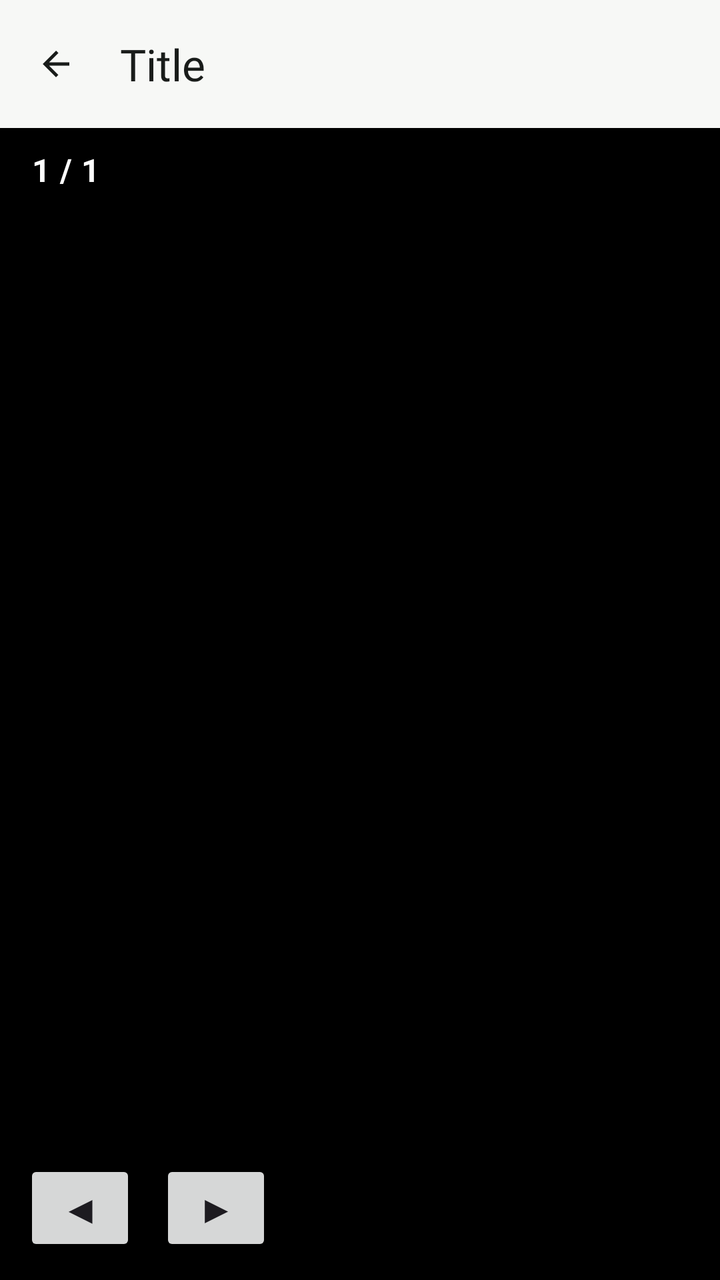
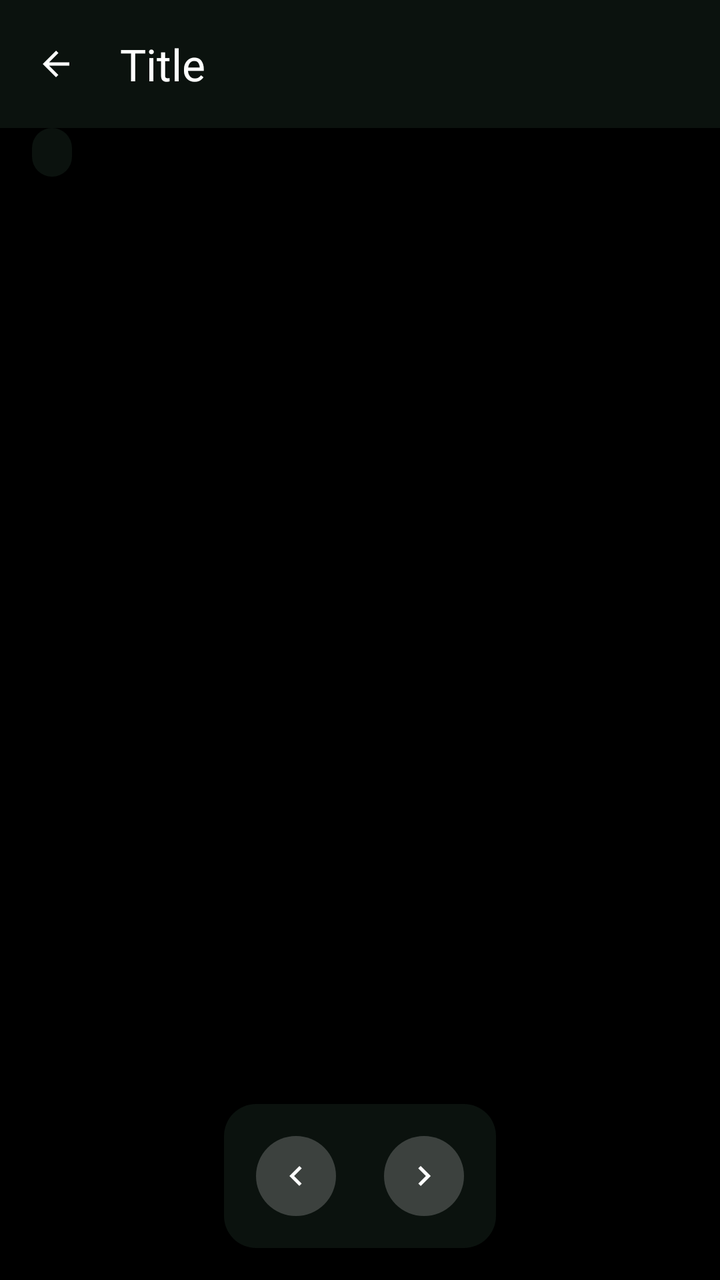

Screens rendered from an Android XML layout before and after an edit, with the pre-edit source and the edit as a unified diff.
<!-- AndroidManifest.xml: application theme Theme.KodiWise -->
<!-- res/layout/activity_ar_fullscreen.xml -->
<?xml version="1.0" encoding="utf-8"?>
<FrameLayout xmlns:android="http://schemas.android.com/apk/res/android"
    android:fitsSystemWindows="true"
    android:id="@+id/fullRoot"
    android:layout_width="match_parent"
    android:layout_height="match_parent"
    android:background="#000000">

    <ImageView
        android:id="@+id/ivFullscreen"
        android:layout_width="match_parent"
        android:layout_height="match_parent"
        android:adjustViewBounds="false"
        android:background="#000000"
        android:contentDescription="Fullscreen property image"
        android:scaleType="fitCenter" />

    <LinearLayout
        android:layout_width="match_parent"
        android:layout_height="match_parent"
        android:orientation="vertical">

        <include layout="@layout/include_back_header" />

        <TextView
            android:id="@+id/tvCounter"
            android:layout_width="wrap_content"
            android:layout_height="wrap_content"
            android:layout_marginStart="16dp"
            android:layout_marginTop="10dp"
            android:text="1 / 1"
            android:textColor="#FFFFFF"
            android:textSize="16sp"
            android:textStyle="bold" />
    </LinearLayout>

    <LinearLayout
        android:id="@+id/bottomBar"
        android:layout_width="match_parent"
        android:layout_height="wrap_content"
        android:layout_gravity="bottom"
        android:background="#88000000"
        android:gravity="center_vertical"
        android:orientation="horizontal"
        android:padding="12dp">

        <Button
            android:id="@+id/btnPrevFull"
            android:layout_width="56dp"
            android:layout_height="48dp"
            android:text="◀"
            android:textSize="20sp" />

        <Button
            android:id="@+id/btnNextFull"
            android:layout_width="56dp"
            android:layout_height="48dp"
            android:layout_marginStart="12dp"
            android:text="▶"
            android:textSize="20sp" />
    </LinearLayout>

</FrameLayout>
<!-- res/layout/include_back_header.xml (included above) -->
<?xml version="1.0" encoding="utf-8"?>
<LinearLayout xmlns:android="http://schemas.android.com/apk/res/android"
    xmlns:app="http://schemas.android.com/apk/res-auto"
    android:id="@+id/backHeaderRoot"
    android:layout_width="match_parent"
    android:layout_height="wrap_content"
    android:background="?android:attr/colorBackground"
    android:gravity="center_vertical"
    android:minHeight="64dp"
    android:orientation="horizontal"
    android:paddingStart="4dp"
    android:paddingEnd="16dp">

    <com.google.android.material.button.MaterialButton
        android:id="@+id/btnBackHeader"
        style="@style/Widget.Material3.Button.IconButton"
        android:layout_width="48dp"
        android:layout_height="48dp"
        android:contentDescription="@string/back"
        app:icon="@drawable/ic_arrow_back"
        app:iconTint="?attr/colorOnSurface" />

    <TextView
        android:id="@+id/tvHeaderTitle"
        android:layout_width="0dp"
        android:layout_height="wrap_content"
        android:layout_marginStart="8dp"
        android:layout_weight="1"
        android:ellipsize="end"
        android:singleLine="true"
        android:text="@string/header_title"
        android:textAppearance="?attr/textAppearanceTitleLarge"
        android:textColor="?attr/colorOnSurface" />
</LinearLayout>
<!-- resources referenced by this layout -->
<resources>
  <string name="back">Back</string>
  <color name="kw_primary">#0B5D3B</color>
  <color name="kw_error">#B3261E</color>
  <color name="kw_on_error">#FFFFFF</color>
  <color name="kw_surface">#FFFFFF</color>
  <color name="kw_outline">#707973</color>
  <color name="kw_card">#FFFFFF</color>
  <!-- unchanged entries left out for length: 60 -->
</resources>

<!-- the commit's change to res/layout/activity_ar_fullscreen.xml (unified diff, before → after) -->
@@ -1,65 +1,64 @@
 <?xml version="1.0" encoding="utf-8"?>
 <FrameLayout xmlns:android="http://schemas.android.com/apk/res/android"
-    android:fitsSystemWindows="true"
+    xmlns:app="http://schemas.android.com/apk/res-auto"
     android:id="@+id/fullRoot"
     android:layout_width="match_parent"
     android:layout_height="match_parent"
-    android:background="#000000">
+    android:background="@color/kw_media_bg"
+    android:fitsSystemWindows="true"
+    android:theme="@style/ThemeOverlay.KodiWise.AR">
 
     <ImageView
         android:id="@+id/ivFullscreen"
         android:layout_width="match_parent"
         android:layout_height="match_parent"
-        android:adjustViewBounds="false"
-        android:background="#000000"
-        android:contentDescription="Fullscreen property image"
+        android:contentDescription="@string/full_screen_image"
         android:scaleType="fitCenter" />
 
     <LinearLayout
         android:layout_width="match_parent"
-        android:layout_height="match_parent"
+        android:layout_height="wrap_content"
         android:orientation="vertical">
 
         <include layout="@layout/include_back_header" />
 
         <TextView
             android:id="@+id/tvCounter"
+            style="@style/Widget.KodiWise.Badge"
             android:layout_width="wrap_content"
             android:layout_height="wrap_content"
             android:layout_marginStart="16dp"
-            android:layout_marginTop="10dp"
-            android:text="1 / 1"
-            android:textColor="#FFFFFF"
-            android:textSize="16sp"
-            android:textStyle="bold" />
+            android:backgroundTint="@color/kw_ar_scrim"
+            android:textColor="@color/kw_ar_on_scrim" />
     </LinearLayout>
 
     <LinearLayout
         android:id="@+id/bottomBar"
-        android:layout_width="match_parent"
+        style="@style/Widget.KodiWise.ArPanel"
+        android:layout_width="wrap_content"
         android:layout_height="wrap_content"
-        android:layout_gravity="bottom"
-        android:background="#88000000"
+        android:layout_gravity="bottom|center_horizontal"
+        android:layout_marginBottom="16dp"
         android:gravity="center_vertical"
-        android:orientation="horizontal"
-        android:padding="12dp">
+        android:orientation="horizontal">
 
-        <Button
+        <com.google.android.material.button.MaterialButton
             android:id="@+id/btnPrevFull"
-            android:layout_width="56dp"
+            style="@style/Widget.KodiWise.Button.Icon"
+            android:layout_width="48dp"
             android:layout_height="48dp"
-            android:text="◀"
-            android:textSize="20sp" />
+            android:contentDescription="@string/cd_previous_photo"
+            app:icon="@drawable/ic_chevron_left" />
 
-        <Button
+        <com.google.android.material.button.MaterialButton
             android:id="@+id/btnNextFull"
-            android:layout_width="56dp"
+            style="@style/Widget.KodiWise.Button.Icon"
+            android:layout_width="48dp"
             android:layout_height="48dp"
-            android:layout_marginStart="12dp"
-            android:text="▶"
-            android:textSize="20sp" />
+            android:layout_marginStart="16dp"
+            android:contentDescription="@string/cd_next_photo"
+            app:icon="@drawable/ic_chevron_right" />
     </LinearLayout>
-
 </FrameLayout>
 <!-- res/layout/include_back_header.xml (included above) -->
 <?xml version="1.0" encoding="utf-8"?>
<!-- resource entries referenced after the edit -->
@@ -1,6 +1,83 @@
 <!-- resources referenced by this layout -->
 <resources>
+  <color name="kw_ar_on_scrim">#FFFFFF</color>
+  <color name="kw_ar_scrim">#B3101A14</color>
+  <color name="kw_media_bg">#000000</color>
+  <!-- drawable ic_chevron_left (drawable) -->
+  <?xml version="1.0" encoding="utf-8"?>
+  <vector xmlns:android="http://schemas.android.com/apk/res/android"
+      android:width="24dp"
+      android:height="24dp"
+      android:autoMirrored="true"
+      android:tint="?attr/colorControlNormal"
+      android:viewportWidth="24"
+      android:viewportHeight="24">
+      <path
+          android:fillColor="@android:color/white"
+          android:pathData="M15.41,7.41L14,6l-6,6 6,6 1.41,-1.41L10.83,12z" />
+  </vector>
+  <!-- drawable ic_chevron_right (drawable) -->
+  <?xml version="1.0" encoding="utf-8"?>
+  <vector xmlns:android="http://schemas.android.com/apk/res/android"
+      android:width="24dp"
+      android:height="24dp"
+      android:autoMirrored="true"
+      android:tint="?attr/colorControlNormal"
+      android:viewportWidth="24"
+      android:viewportHeight="24">
+      <path
+          android:fillColor="@android:color/white"
+          android:pathData="M10,6L8.59,7.41 13.17,12l-4.58,4.59L10,18l6,-6z" />
+  </vector>
   <string name="back">Back</string>
+  <string name="cd_next_photo">Next photo</string>
+  <string name="cd_previous_photo">Previous photo</string>
+  <string name="full_screen_image">Full screen image</string>
+  <style name="ThemeOverlay.KodiWise.AR" parent="ThemeOverlay.Material3.Dark">
+          <item name="android:colorBackground">@color/kw_ar_scrim</item>
+          <item name="colorOnSurface">@color/kw_ar_on_scrim</item>
+          <item name="colorOnSurfaceVariant">@color/kw_ar_on_scrim_variant</item>
+          <item name="colorPrimary">@color/kw_ar_primary</item>
+          <item name="colorOnPrimary">@color/kw_ar_on_primary</item>
+          <item name="colorSecondaryContainer">@color/kw_ar_tonal</item>
+          <item name="colorOnSecondaryContainer">@color/kw_ar_on_scrim</item>
+          <item name="android:textColorPrimary">@color/kw_ar_on_scrim</item>
+      </style>
+  <style name="Widget.KodiWise.ArPanel" parent="">
+          <item name="android:background">@drawable/bg_ar_panel</item>
+          <item name="android:padding">12dp</item>
+      </style>
+  <style name="Widget.KodiWise.Badge" parent="">
+          <item name="android:paddingStart">10dp</item>
+          <item name="android:paddingEnd">10dp</item>
+          <item name="android:paddingTop">4dp</item>
+          <item name="android:paddingBottom">4dp</item>
+          <item name="android:background">@drawable/bg_badge</item>
+          <item name="android:textAppearance">@style/TextAppearance.KodiWise.LabelMedium</item>
+          <item name="android:textColor">@color/kw_on_neutral_chip</item>
+      </style>
+  <style name="Widget.KodiWise.Button.Icon" parent="Widget.Material3.Button.IconButton.Filled.Tonal">
+          <item name="android:minWidth">48dp</item>
+          <item name="android:minHeight">48dp</item>
+      </style>
+  <color name="kw_ar_on_scrim_variant">#D7E0D9</color>
+  <color name="kw_ar_primary">#8FD5AE</color>
+  <color name="kw_ar_on_primary">#00391F</color>
+  <color name="kw_ar_tonal">#33FFFFFF</color>
+  <!-- drawable bg_ar_panel (drawable) -->
+  <?xml version="1.0" encoding="utf-8"?>
+  <shape xmlns:android="http://schemas.android.com/apk/res/android" android:shape="rectangle">
+      <corners android:radius="16dp" />
+      <solid android:color="@color/kw_ar_scrim" />
+  </shape>
+  <!-- drawable bg_badge (drawable) -->
+  <?xml version="1.0" encoding="utf-8"?>
+  <shape xmlns:android="http://schemas.android.com/apk/res/android" android:shape="rectangle">
+      <corners android:radius="999dp" />
+      <solid android:color="@color/kw_neutral_chip" />
+  </shape>
+  <color name="kw_on_neutral_chip">#404943</color>
+  <color name="kw_neutral_chip">#E1E3DF</color>
   <color name="kw_primary">#0B5D3B</color>
   <color name="kw_error">#B3261E</color>
   <color name="kw_on_error">#FFFFFF</color>
